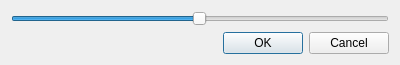
This is pygrale/grale/editor/contourleveldialog.ui in j0r1/GRALE2 as Qt 5 draws it before an edit. The edited form follows.
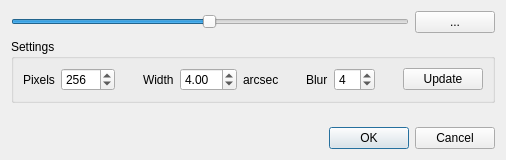
This is the edited form.

Commit message:
Settings for contour dialog can be changed
Still need to save/load them

The edit to the form file:
```diff
--- a/pygrale/grale/editor/contourleveldialog.ui
+++ b/pygrale/grale/editor/contourleveldialog.ui
@@ -6,18 +6,24 @@
    <rect>
     <x>0</x>
     <y>0</y>
-    <width>400</width>
-    <height>65</height>
+    <width>506</width>
+    <height>160</height>
    </rect>
   </property>
   <property name="windowTitle">
    <string>Contour level</string>
   </property>
-  <layout class="QGridLayout" name="gridLayout">
+  <layout class="QGridLayout" name="gridLayout_2">
    <item row="0" column="0">
-    <layout class="QVBoxLayout" name="verticalLayout">
+    <layout class="QHBoxLayout" name="horizontalLayout_2">
      <item>
       <widget class="QSlider" name="m_pContourLevelSlider">
+       <property name="sizePolicy">
+        <sizepolicy hsizetype="Expanding" vsizetype="Fixed">
+         <horstretch>0</horstretch>
+         <verstretch>0</verstretch>
+        </sizepolicy>
+       </property>
        <property name="maximum">
         <number>255</number>
        </property>
@@ -30,6 +36,170 @@
       </widget>
      </item>
      <item>
+      <widget class="QPushButton" name="m_settingsButton">
+       <property name="enabled">
+        <bool>true</bool>
+       </property>
+       <property name="sizePolicy">
+        <sizepolicy hsizetype="Minimum" vsizetype="Fixed">
+         <horstretch>0</horstretch>
+         <verstretch>0</verstretch>
+        </sizepolicy>
+       </property>
+       <property name="font">
+        <font>
+         <kerning>true</kerning>
+        </font>
+       </property>
+       <property name="text">
+        <string>...</string>
+       </property>
+       <property name="iconSize">
+        <size>
+         <width>0</width>
+         <height>0</height>
+        </size>
+       </property>
+       <property name="default">
+        <bool>false</bool>
+       </property>
+       <property name="flat">
+        <bool>false</bool>
+       </property>
+      </widget>
+     </item>
+    </layout>
+   </item>
+   <item row="1" column="0">
+    <widget class="QGroupBox" name="m_settingsBox">
+     <property name="title">
+      <string>Settings</string>
+     </property>
+     <layout class="QGridLayout" name="gridLayout">
+      <item row="0" column="0">
+       <layout class="QHBoxLayout" name="horizontalLayout_3">
+        <item>
+         <widget class="QLabel" name="label">
+          <property name="text">
+           <string>Pixels</string>
+          </property>
+         </widget>
+        </item>
+        <item>
+         <widget class="QSpinBox" name="m_pixelsBox">
+          <property name="minimum">
+           <number>16</number>
+          </property>
+          <property name="maximum">
+           <number>1024</number>
+          </property>
+          <property name="value">
+           <number>256</number>
+          </property>
+         </widget>
+        </item>
+        <item>
+         <spacer name="horizontalSpacer_2">
+          <property name="orientation">
+           <enum>Qt::Horizontal</enum>
+          </property>
+          <property name="sizeHint" stdset="0">
+           <size>
+            <width>40</width>
+            <height>20</height>
+           </size>
+          </property>
+         </spacer>
+        </item>
+        <item>
+         <widget class="QLabel" name="label_2">
+          <property name="text">
+           <string>Width</string>
+          </property>
+         </widget>
+        </item>
+        <item>
+         <widget class="QDoubleSpinBox" name="m_arcsecBox">
+          <property name="minimum">
+           <double>0.010000000000000</double>
+          </property>
+          <property name="maximum">
+           <double>60.000000000000000</double>
+          </property>
+          <property name="value">
+           <double>4.000000000000000</double>
+          </property>
+         </widget>
+        </item>
+        <item>
+         <widget class="QLabel" name="label_4">
+          <property name="text">
+           <string>arcsec</string>
+          </property>
+         </widget>
+        </item>
+        <item>
+         <spacer name="horizontalSpacer_3">
+          <property name="orientation">
+           <enum>Qt::Horizontal</enum>
+          </property>
+          <property name="sizeHint" stdset="0">
+           <size>
+            <width>40</width>
+            <height>20</height>
+           </size>
+          </property>
+         </spacer>
+        </item>
+        <item>
+         <widget class="QLabel" name="label_3">
+          <property name="text">
+           <string>Blur</string>
+          </property>
+         </widget>
+        </item>
+        <item>
+         <widget class="QSpinBox" name="m_blurBox">
+          <property name="minimum">
+           <number>1</number>
+          </property>
+          <property name="maximum">
+           <number>15</number>
+          </property>
+          <property name="singleStep">
+           <number>1</number>
+          </property>
+          <property name="value">
+           <number>4</number>
+          </property>
+         </widget>
+        </item>
+        <item>
+         <spacer name="horizontalSpacer_4">
+          <property name="orientation">
+           <enum>Qt::Horizontal</enum>
+          </property>
+          <property name="sizeHint" stdset="0">
+           <size>
+            <width>40</width>
+            <height>20</height>
+           </size>
+          </property>
+         </spacer>
+        </item>
+        <item>
+         <widget class="QPushButton" name="m_updateButton">
+          <property name="text">
+           <string>Update</string>
+          </property>
+         </widget>
+        </item>
+       </layout>
+      </item>
+     </layout>
+    </widget>
+   </item>
+   <item row="2" column="0">
       <spacer name="verticalSpacer">
        <property name="orientation">
         <enum>Qt::Vertical</enum>
@@ -37,12 +207,12 @@
        <property name="sizeHint" stdset="0">
         <size>
          <width>20</width>
-         <height>40</height>
+       <height>1</height>
         </size>
        </property>
       </spacer>
      </item>
-     <item>
+   <item row="3" column="0">
       <layout class="QHBoxLayout" name="horizontalLayout">
        <item>
         <spacer name="horizontalSpacer">
@@ -66,8 +236,6 @@
           <set>QDialogButtonBox::Cancel|QDialogButtonBox::Ok</set>
          </property>
         </widget>
-       </item>
-      </layout>
      </item>
     </layout>
    </item>
```
Lines whose indentation alone changed are shown as unchanged. The commit also changes 1 other file.
